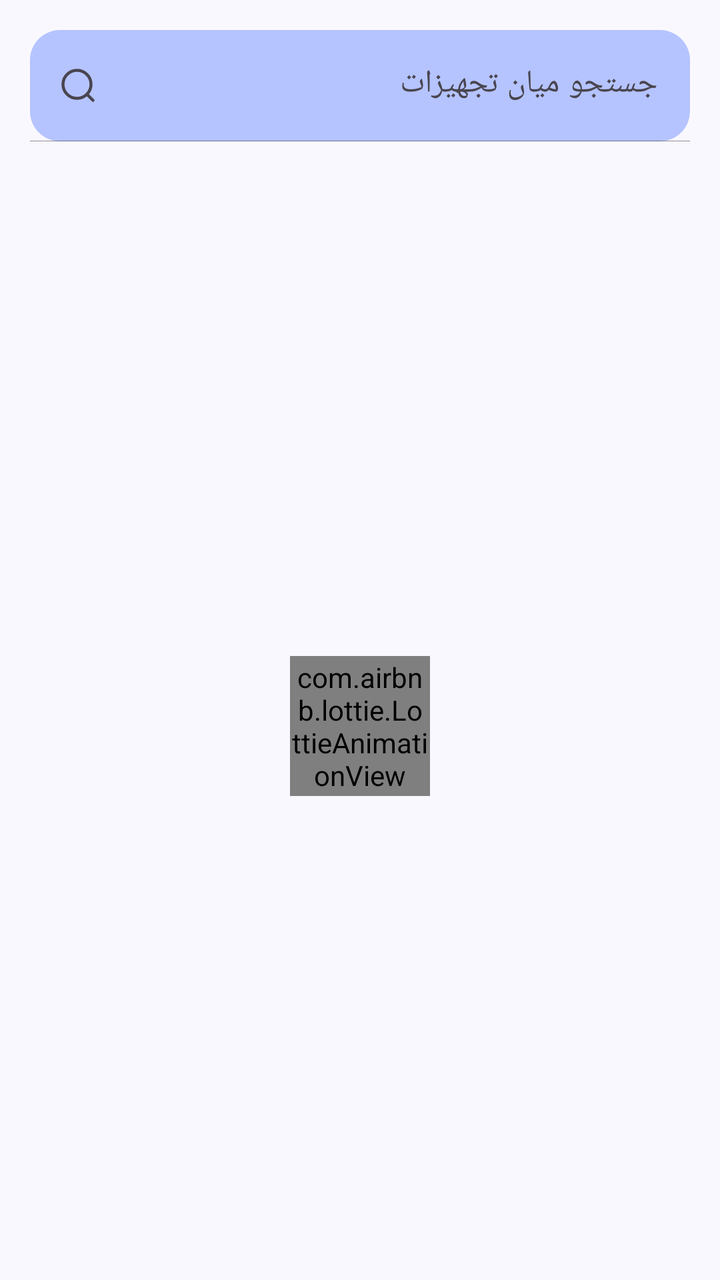
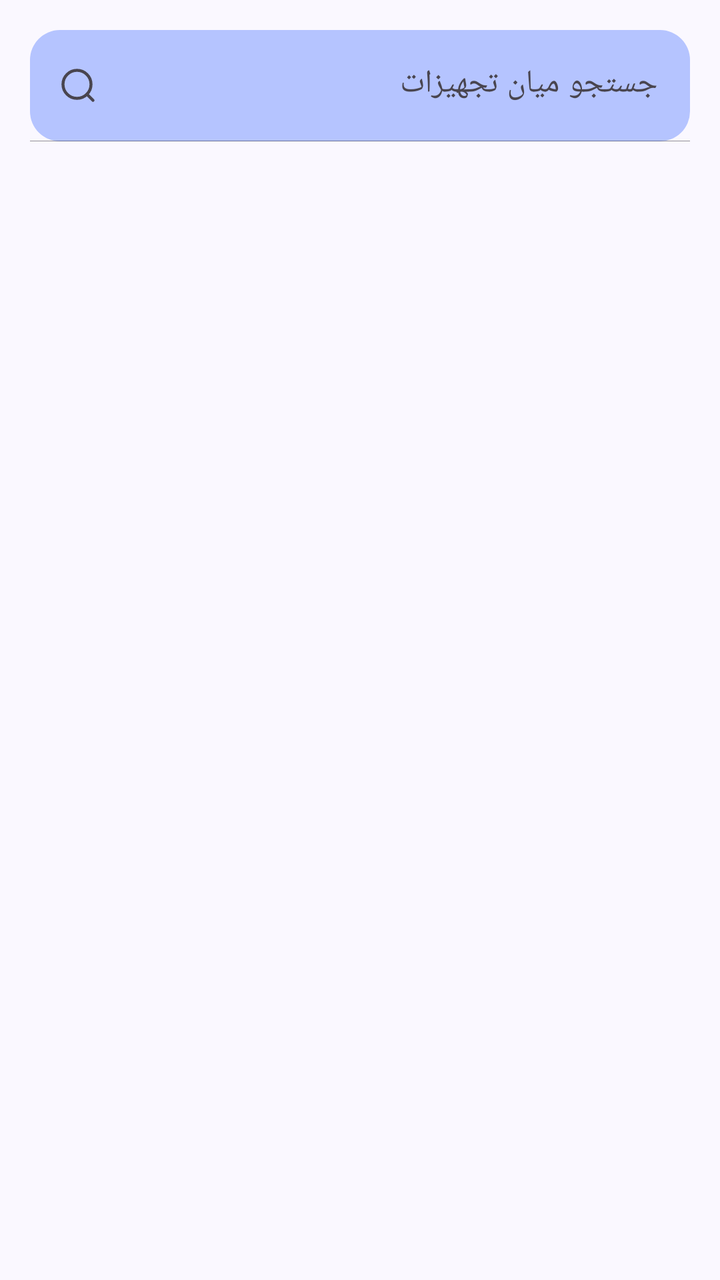

An Android layout rendered at two revisions. The XML below is the earlier revision; the diff shows what the commit changed to produce the second picture.
<!-- AndroidManifest.xml: application theme Theme.Iotequipment -->
<!-- res/layout/fragment_search.xml -->
<?xml version="1.0" encoding="utf-8"?>
<androidx.constraintlayout.widget.ConstraintLayout
    xmlns:tools="http://schemas.android.com/tools"
    android:layout_width="match_parent"
    android:layout_height="match_parent"
    xmlns:app="http://schemas.android.com/apk/res-auto"
    xmlns:android="http://schemas.android.com/apk/res/android">

    
    <include
        layout="@layout/search_bar"
        app:layout_constraintBottom_toBottomOf="parent"
        app:layout_constraintEnd_toEndOf="parent"
        app:layout_constraintStart_toStartOf="parent"
        app:layout_constraintTop_toTopOf="parent" />

    <androidx.recyclerview.widget.RecyclerView
        android:id="@+id/search_recyclerView"
        android:layout_width="match_parent"
        android:padding="15dp"
        android:layout_height="0dp"
        app:layout_constraintBottom_toBottomOf="parent"
        app:layout_constraintTop_toBottomOf="@+id/searchBox"
        tools:layout_editor_absoluteX="0dp" />

    <com.airbnb.lottie.LottieAnimationView
        android:id="@+id/progressBar"
        android:layout_width="70dp"
        android:layout_height="70dp"
        android:layout_gravity="center"
        app:lottie_fileName="loading.json"
        app:layout_constraintBottom_toBottomOf="parent"
        app:layout_constraintEnd_toEndOf="parent"
        app:layout_constraintStart_toStartOf="parent"
        app:layout_constraintTop_toTopOf="@+id/search_recyclerView" />


</androidx.constraintlayout.widget.ConstraintLayout>
<!-- res/layout/search_bar.xml (included above) -->
<?xml version="1.0" encoding="utf-8"?>
<merge xmlns:android="http://schemas.android.com/apk/res/android"
    xmlns:app="http://schemas.android.com/apk/res-auto">

    <com.google.android.material.textfield.TextInputLayout
        android:id="@+id/searchBox"
        android:layout_width="match_parent"
        android:layout_height="wrap_content"
        android:padding="15dp"
        app:endIconMode="clear_text"
        app:counterMaxLength="20"
        app:boxStrokeWidth = "0.3dp"
        app:boxStrokeColor="@color/md_theme_background"
        app:boxStrokeWidthFocused = "1.5dp"
        app:boxBackgroundMode="filled"
        app:startIconDrawable="@drawable/ic_search"
        app:boxBackgroundColor="@color/md_theme_inversePrimary_mediumContrast"
        android:hint="@string/hint_searchbar"
        app:boxCornerRadiusTopStart="15dp"
        app:boxCornerRadiusTopEnd="15dp"
        app:boxCornerRadiusBottomStart="15dp"
        app:boxCornerRadiusBottomEnd="15dp"
        android:textAppearance="@color/md_theme_background"
        app:placeholderTextAppearance="@color/md_theme_background"
        >
        <com.google.android.material.textfield.TextInputEditText
            android:id="@+id/search_bar"
            android:layout_width="match_parent"
            android:layout_height="wrap_content"
            android:imeOptions="actionSearch"
            android:inputType="text"
            android:maxLength="30"
            android:maxLines="1"
            />

    </com.google.android.material.textfield.TextInputLayout>

</merge>
<!-- resources referenced by this layout -->
<resources>
  <color name="md_theme_background">#FAF8FF</color>
  <color name="md_theme_inversePrimary_mediumContrast">#B5C4FF</color>
  <!-- drawable ic_search (drawable) -->
  <vector xmlns:android="http://schemas.android.com/apk/res/android"
      android:width="24dp"
      android:height="24dp"
      android:viewportWidth="24"
      android:viewportHeight="24">
    <path
        android:pathData="M11.5,18.5C15.366,18.5 18.5,15.366 18.5,11.5C18.5,7.634 15.366,4.5 11.5,4.5C7.634,4.5 4.5,7.634 4.5,11.5C4.5,15.366 7.634,18.5 11.5,18.5Z"
        android:strokeLineJoin="round"
        android:strokeWidth="1.5"
        android:fillColor="#00000000"
        android:strokeColor="#000D26"
        android:strokeLineCap="round"/>
    <path
        android:pathData="M16.5,16.5L19.5,19.5"
        android:strokeLineJoin="round"
        android:strokeWidth="1.5"
        android:fillColor="#00000000"
        android:strokeColor="#000D26"
        android:strokeLineCap="round"/>
  </vector>
  <string name="hint_searchbar">جستجو میان تجهیزات</string>
  <style name="Theme.Iotequipment" parent="Base.Theme.Iotequipment" />
  <style name="Base.Theme.Iotequipment" parent="Theme.Material3.DayNight.NoActionBar">
          <item name="fontFamily">@font/iran_yekan_regular</item>
          
          
          <item name="colorPrimary">@color/md_theme_primary</item>
          <item name="android:colorBackground">@color/md_theme_background</item>
  
      </style>
  <color name="md_theme_primary">#0055EF</color>
</resources>

<!-- the commit's change to res/layout/fragment_search.xml (unified diff, before → after) -->
@@ -1,15 +1,13 @@
 <?xml version="1.0" encoding="utf-8"?>
-<androidx.constraintlayout.widget.ConstraintLayout
+<androidx.constraintlayout.widget.ConstraintLayout xmlns:android="http://schemas.android.com/apk/res/android"
+    xmlns:app="http://schemas.android.com/apk/res-auto"
     xmlns:tools="http://schemas.android.com/tools"
     android:layout_width="match_parent"
-    android:layout_height="match_parent"
-    xmlns:app="http://schemas.android.com/apk/res-auto"
-    xmlns:android="http://schemas.android.com/apk/res/android">
+    android:layout_height="match_parent">
 
-    
     <include
+        android:id="@+id/searchBox"
         layout="@layout/search_bar"
-        app:layout_constraintBottom_toBottomOf="parent"
         app:layout_constraintEnd_toEndOf="parent"
         app:layout_constraintStart_toStartOf="parent"
         app:layout_constraintTop_toTopOf="parent" />
@@ -17,23 +15,25 @@
     <androidx.recyclerview.widget.RecyclerView
         android:id="@+id/search_recyclerView"
         android:layout_width="match_parent"
+        android:layout_height="match_parent"
+        android:layout_marginTop="80dp"
         android:padding="15dp"
-        android:layout_height="0dp"
         app:layout_constraintBottom_toBottomOf="parent"
-        app:layout_constraintTop_toBottomOf="@+id/searchBox"
-        tools:layout_editor_absoluteX="0dp" />
+        app:layout_constraintEnd_toEndOf="parent"
+        app:layout_constraintStart_toStartOf="parent" />
 
     <com.airbnb.lottie.LottieAnimationView
         android:id="@+id/progressBar"
-        android:layout_width="70dp"
-        android:layout_height="70dp"
-        android:layout_gravity="center"
-        app:lottie_fileName="loading.json"
-        app:layout_constraintBottom_toBottomOf="parent"
+        android:layout_width="100dp"
+        android:layout_height="100dp"
+        android:visibility="gone"
+        app:layout_constraintBottom_toBottomOf="@id/search_recyclerView"
         app:layout_constraintEnd_toEndOf="parent"
         app:layout_constraintStart_toStartOf="parent"
-        app:layout_constraintTop_toTopOf="@+id/search_recyclerView" />
-
+        app:layout_constraintTop_toTopOf="@id/search_recyclerView"
+        app:lottie_autoPlay="true"
+        app:lottie_fileName="loading.json"
+        app:lottie_loop="true" />
 
 </androidx.constraintlayout.widget.ConstraintLayout>
 <!-- res/layout/search_bar.xml (included above) -->
